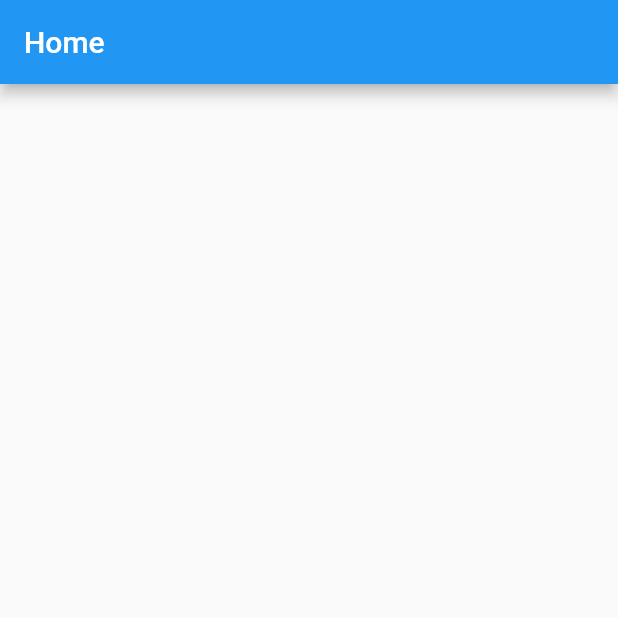
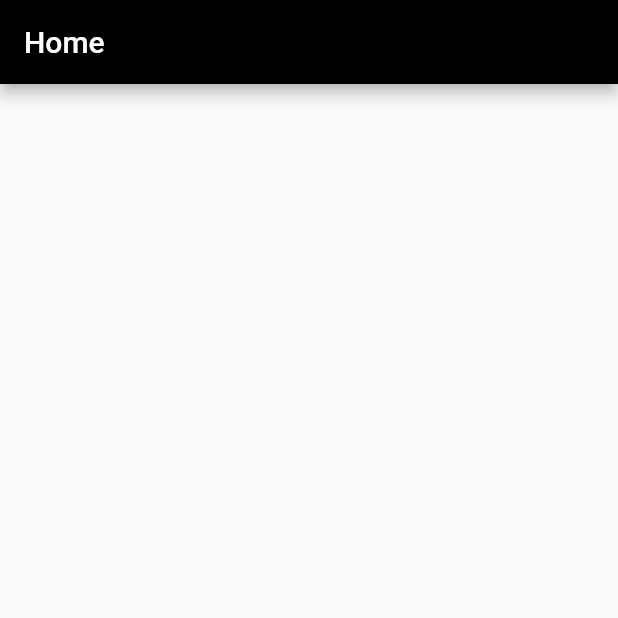
Before and after one commit to ninghao/w_store_flutter, a Flutter app: the screen it shows after launch, on a phone screen of 412 x 824 dp, the top half of it. Run offline on Flutter 3.47's test engine with Material 2 defaults, Android fonts, the phone set to English and light mode, and no system bars.

Commit message:
自定义应用的主题（ThemeData）

```diff
--- a/lib/src/app.dart
+++ b/lib/src/app.dart
@@ -12,6 +12,10 @@ class _AppState extends State<App> {
     return MaterialApp(
       title: 'w.store',
       debugShowCheckedModeBanner: false,
+      theme: ThemeData(
+        primaryColor: Colors.black,
+        accentColor: Colors.black87,
+      ),
       home: Scaffold(
         body: Home(),
       ),
```
